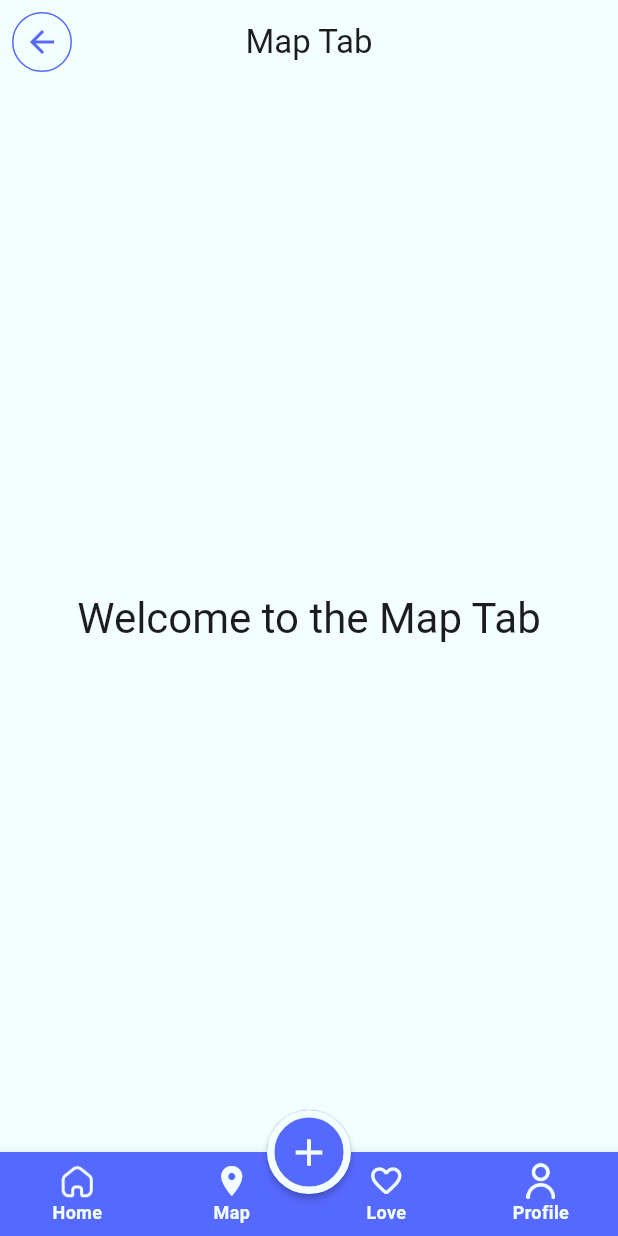
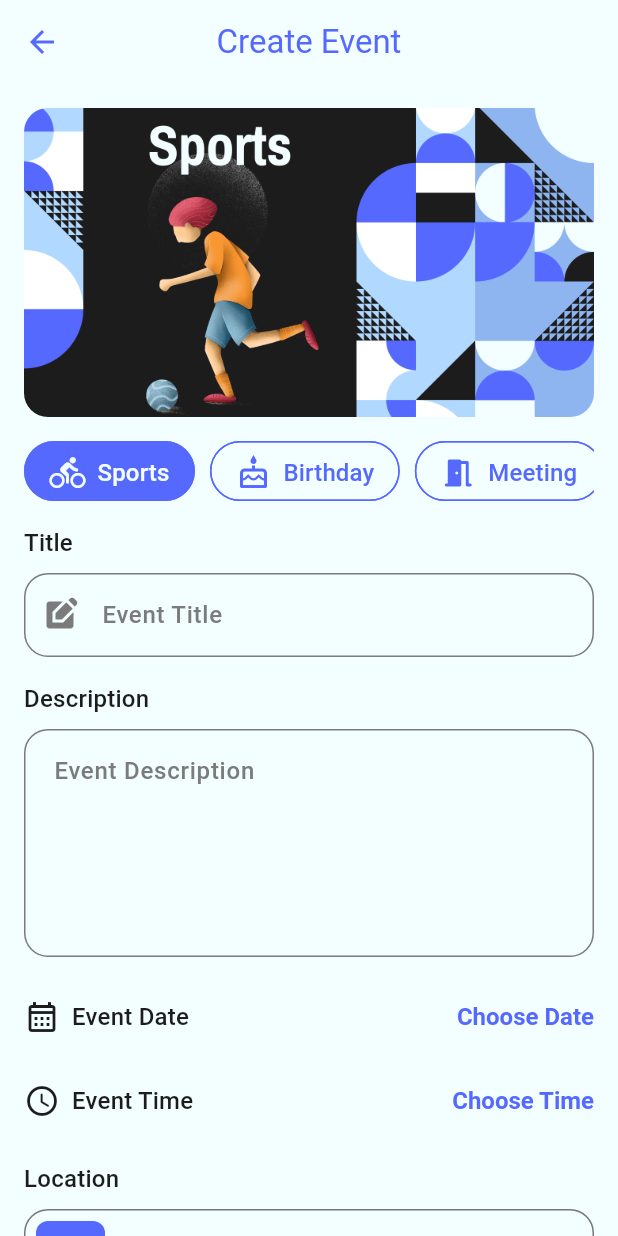
Before and after one commit to MohamadQotb/evently_app, a Flutter app: the MainScreen screen opened by its route, item 2 of the bottom bar chosen, after a tap on the "add" icon, on a phone screen of 412 x 824 dp. Run offline on Flutter 3.47's test engine with Material 3 defaults, Android fonts, the light colour scheme and no system bars; our stand-ins replace firebase_core, smooth_page_indicator, toggle_switch; accounts and stored records are empty.

Commit message:
complete add Ui

```diff
--- /dev/null
+++ b/lib/UI/create_event/create_event_screen.dart
@@ -0,0 +1,201 @@
+import 'package:evently_app/UI/main_screen/models/category_slider_model.dart';
+import 'package:evently_app/core/common/app_colors.dart';
+import 'package:flutter/material.dart';
+
+class CreateEventScreen extends StatefulWidget {
+  static const String routeName = '/createEvent';
+  const CreateEventScreen({super.key});
+
+  @override
+  State<CreateEventScreen> createState() => _CreateEventScreenState();
+}
+
+class _CreateEventScreenState extends State<CreateEventScreen> {
+  int selectedIndex = 0;
+  @override
+  Widget build(BuildContext context) {
+    return Scaffold(
+      appBar: AppBar(
+        title: Text(
+          'Create Event',
+          style: TextStyle(color: AppColors.mainColor),
+        ),
+        leading: InkWell(
+          child: Icon(
+            Icons.arrow_back,
+            color: AppColors.mainColor,
+          ),
+          onTap: () {
+            Navigator.pop(context);
+          },
+        ),
+      ),
+      body: ListView(
+        padding: EdgeInsets.all(16),
+        children: [
+          Column(
+            crossAxisAlignment: CrossAxisAlignment.start,
+            children: [
+              ClipRRect(
+                borderRadius: BorderRadius.circular(16),
+                child: Image.asset(
+                  CategorySliderModel.categories[selectedIndex + 1].category
+                      .getImages(),
+                  height: MediaQuery.of(context).size.height * 0.25,
+                  width: double.infinity,
+                  fit: BoxFit.cover,
+                ),
+              ),
+              const SizedBox(height: 16),
+              SizedBox(
+                height: 40,
+                child: ListView.separated(
+                  separatorBuilder: (context, index) =>
+                      const SizedBox(width: 10),
+                  itemCount: CategorySliderModel.categories.length - 1,
+                  scrollDirection: Axis.horizontal,
+                  itemBuilder: (context, index) => ChoiceChip(
+                    padding: EdgeInsets.symmetric(horizontal: 16, vertical: 8),
+                    labelPadding: EdgeInsets.zero,
+                    label: Row(
+                      children: [
+                        Icon(
+                          CategorySliderModel.categories[index + 1].icon,
+                          color: selectedIndex == index
+                              ? Theme.of(context).scaffoldBackgroundColor
+                              : AppColors.mainColor,
+                        ),
+                        const SizedBox(width: 8),
+                        Text(
+                          CategorySliderModel.categories[index + 1].title,
+                        )
+                      ],
+                    ),
+                    showCheckmark: false,
+                    selected: selectedIndex == index,
+                    onSelected: (value) {
+                      selectedIndex = index;
+                      setState(() {});
+                    },
+                    backgroundColor: selectedIndex == index
+                        ? AppColors.mainColor
+                        : Theme.of(context).scaffoldBackgroundColor,
+                    labelStyle: TextStyle(
+                      color: selectedIndex == index
+                          ? Theme.of(context).scaffoldBackgroundColor
+                          : AppColors.mainColor,
+                      fontSize: 16,
+                      fontWeight: FontWeight.w500,
+                    ),
+                    selectedColor: AppColors.mainColor,
+                    shape: RoundedRectangleBorder(
+                        borderRadius: BorderRadius.circular(46),
+                        side: BorderSide(
+                          color: AppColors.mainColor,
+                        )),
+                  ),
+                ),
+              ),
+              const SizedBox(height: 16),
+              Text(
+                'Title',
+                style: Theme.of(context).textTheme.titleMedium,
+              ),
+              const SizedBox(height: 8),
+              TextField(
+                decoration: InputDecoration(
+                    hintText: 'Event Title',
+                    prefixIcon: Icon(Icons.edit_square)),
+              ),
+              const SizedBox(height: 16),
+              Text(
+                'Description',
+                style: Theme.of(context).textTheme.titleMedium,
+              ),
+              const SizedBox(height: 8),
+              TextField(
+                maxLines: 5,
+                decoration: InputDecoration(
+                  hintText: 'Event Description',
+                ),
+              ),
+              const SizedBox(height: 16),
+              Row(
+                children: [
+                  Icon(
+                    Icons.calendar_month_outlined,
+                    color: Theme.of(context).textTheme.titleMedium!.color,
+                    size: 24,
+                  ),
+                  const SizedBox(width: 8),
+                  Text('Event Date',
+                      style: Theme.of(context).textTheme.titleMedium),
+                  Spacer(),
+                  TextButton(
+                      onPressed: () {},
+                      child: Text(
+                        'Choose Date',
+                        style: TextStyle(
+                            decoration: TextDecoration.none,
+                            fontStyle: FontStyle.normal),
+                      ))
+                ],
+              ),
+              const SizedBox(height: 8),
+              Row(
+                children: [
+                  Icon(
+                    Icons.access_time_rounded,
+                    color: Theme.of(context).textTheme.titleMedium!.color,
+                    size: 24,
+                  ),
+                  const SizedBox(width: 8),
+                  Text('Event Time',
+                      style: Theme.of(context).textTheme.titleMedium),
+                  Spacer(),
+                  TextButton(
+                      onPressed: () {},
+                      child: Text(
+                        'Choose Time',
+                        style: TextStyle(
+                            decoration: TextDecoration.none,
+                            fontStyle: FontStyle.normal),
+                      ))
+                ],
+              ),
+              const SizedBox(height: 16),
+              Text(
+                'Location',
+                style: Theme.of(context).textTheme.titleMedium,
+              ),
+              const SizedBox(height: 8),
+              OutlinedButton(
+                  style: OutlinedButton.styleFrom(padding: EdgeInsets.all(8)),
+                  onPressed: () {},
+                  child: Row(
+                    children: [
+                      Container(
+                        padding: EdgeInsets.all(12),
+                        decoration: BoxDecoration(
+                          color: AppColors.mainColor,
+                          borderRadius: BorderRadius.circular(8),
+                        ),
+                        child: Icon(Icons.my_location_sharp,
+                            size: 22,
+                            color: Theme.of(context).scaffoldBackgroundColor),
+                      ),
+                      const SizedBox(width: 8),
+                      Text('Choose Event Location'),
+                      Spacer(),
+                      Icon(Icons.arrow_forward_ios)
+                    ],
+                  )),
+              const SizedBox(height: 16),
+              ElevatedButton(onPressed: () {}, child: Text('Add Event'))
+            ],
+          ),
+        ],
+      ),
+    );
+  }
+}
--- a/lib/UI/main_screen/main_screen.dart
+++ b/lib/UI/main_screen/main_screen.dart
@@ -1,3 +1,4 @@
+import 'package:evently_app/UI/create_event/create_event_screen.dart';
 import 'package:evently_app/UI/main_screen/tabs/home_tab/home_tab.dart';
 import 'package:evently_app/UI/main_screen/tabs/love_tab/love_tab.dart';
 import 'package:evently_app/UI/main_screen/tabs/map_tab/map_tab.dart';
@@ -24,7 +25,9 @@ class _MainScreenState extends State<MainScreen> {
         child: Icon(
           Icons.add,
         ),
-        onPressed: () {},
+        onPressed: () {
+          Navigator.pushNamed(context, CreateEventScreen.routeName);
+        },
       ),
       floatingActionButtonLocation: FloatingActionButtonLocation.centerDocked,
       body: IndexedStack(
--- /dev/null
+++ b/lib/UI/main_screen/models/category_slider_model.dart
@@ -0,0 +1,103 @@
+import 'package:evently_app/core/common/app_assets.dart';
+import 'package:flutter/material.dart';
+
+class CategorySliderModel {
+  final CategoryValues category;
+  final String title;
+  final IconData icon;
+  CategorySliderModel({
+    required this.category,
+    required this.title,
+    required this.icon,
+  });
+  static List<CategorySliderModel> get categories => [
+        CategorySliderModel(
+          category: CategoryValues.all,
+          title: 'All',
+          icon: Icons.explore_outlined,
+        ),
+        CategorySliderModel(
+          category: CategoryValues.sports,
+          title: 'Sports',
+          icon: Icons.directions_bike_rounded,
+        ),
+        CategorySliderModel(
+          category: CategoryValues.birthday,
+          title: 'Birthday',
+          icon: Icons.cake_outlined,
+        ),
+        CategorySliderModel(
+          category: CategoryValues.meeting,
+          title: 'Meeting',
+          icon: Icons.meeting_room_rounded,
+        ),
+        CategorySliderModel(
+          category: CategoryValues.gaming,
+          title: 'Gaming',
+          icon: Icons.videogame_asset_rounded,
+        ),
+        CategorySliderModel(
+          category: CategoryValues.bookClub,
+          title: 'Book Club',
+          icon: Icons.menu_book_rounded,
+        ),
+        CategorySliderModel(
+          category: CategoryValues.eating,
+          title: 'Eating',
+          icon: Icons.restaurant_menu_rounded,
+        ),
+        CategorySliderModel(
+          category: CategoryValues.holiday,
+          title: 'Holiday',
+          icon: Icons.beach_access_rounded,
+        ),
+        CategorySliderModel(
+          category: CategoryValues.exhibtion,
+          title: 'Exhibition',
+          icon: Icons.photo_library_outlined,
+        ),
+        CategorySliderModel(
+          category: CategoryValues.workShop,
+          title: 'Work Shop',
+          icon: Icons.handyman_rounded,
+        ),
+      ];
+}
+
+enum CategoryValues {
+  all,
+  sports,
+  birthday,
+  meeting,
+  gaming,
+  bookClub,
+  eating,
+  holiday,
+  exhibtion,
+  workShop;
+
+  String getImages() {
+    switch (name) {
+      case 'sports':
+        return AppAssets.sportsCategoryImage;
+      case 'birthday':
+        return AppAssets.birthdayCategoryImage;
+      case 'meeting':
+        return AppAssets.meetingCategoryImage;
+      case 'gaming':
+        return AppAssets.gamingCategoryImage;
+      case 'bookClub':
+        return AppAssets.bookClubCategoryImage;
+      case 'eating':
+        return AppAssets.eatingCategoryImage;
+      case 'holiday':
+        return AppAssets.holidayCategoryImage;
+      case 'exhibtion':
+        return AppAssets.exhibitionCategoryImage;
+      case 'workShop':
+        return AppAssets.workShopCategoryImage;
+      default:
+        return '';
+    }
+  }
+}
--- /dev/null
+++ b/lib/UI/main_screen/models/event_model.dart
@@ -0,0 +1,28 @@
+import 'package:evently_app/UI/main_screen/models/category_slider_model.dart';
+
+class EventModel {
+  final CategoryValues categoryValue;
+  final String title;
+  final String description;
+  final DateTime date;
+  final bool isFavorite;
+  EventModel({
+    required this.isFavorite,
+    required this.categoryValue,
+    required this.title,
+    required this.description,
+    required this.date,
+  });
+  static List<EventModel> get dummyData => List.generate(
+        10,
+        (index) {
+          return EventModel(
+            isFavorite: index % 2 == 0,
+            categoryValue: CategoryValues.bookClub,
+            title: 'Event ${index + 1}',
+            description: 'This is a description for event ${index + 1}.',
+            date: DateTime.now().add(Duration(days: index)),
+          );
+        },
+      );
+}
--- a/lib/UI/main_screen/tabs/home_tab/views/events_view.dart
+++ b/lib/UI/main_screen/tabs/home_tab/views/events_view.dart
@@ -1,3 +1,4 @@
+import 'package:evently_app/UI/main_screen/models/event_model.dart';
 import 'package:evently_app/UI/main_screen/widgets/event_card_widget.dart';
 import 'package:flutter/material.dart';
 
@@ -11,10 +12,12 @@ class EventsView extends StatelessWidget {
           horizontal: 16,
           vertical: 4,
         ),
-        itemBuilder: (context, index) => EventCardWidget(),
+        itemBuilder: (context, index) => EventCardWidget(
+              index: index,
+            ),
         separatorBuilder: (context, index) => SizedBox(
               height: 6,
             ),
-        itemCount: 10);
+        itemCount: EventModel.dummyData.length);
   }
 }
--- a/lib/UI/main_screen/widgets/event_card_widget.dart
+++ b/lib/UI/main_screen/widgets/event_card_widget.dart
@@ -1,9 +1,14 @@
+import 'dart:math';
+
+import 'package:evently_app/UI/main_screen/models/event_model.dart';
 import 'package:evently_app/core/common/app_assets.dart';
 import 'package:evently_app/core/common/app_colors.dart';
 import 'package:flutter/material.dart';
+import 'package:intl/intl.dart';
 
 class EventCardWidget extends StatelessWidget {
-  const EventCardWidget({super.key});
+  const EventCardWidget({super.key, required this.index});
+  final int index;
 
   @override
   Widget build(BuildContext context) {
@@ -15,7 +20,7 @@ class EventCardWidget extends StatelessWidget {
       decoration: BoxDecoration(
           image: DecorationImage(
               image: AssetImage(
-                AppAssets.sportsCategoryImage,
+                EventModel.dummyData[index].categoryValue.getImages(),
               ),
               fit: BoxFit.fill),
           borderRadius: BorderRadius.circular(16)),
@@ -31,7 +36,7 @@ class EventCardWidget extends StatelessWidget {
             ),
             child: Text(
               textAlign: TextAlign.center,
-              '21\nNov',
+              DateFormat('dd\nMMM').format(EventModel.dummyData[index].date),
               style: TextStyle(
                   height: 0,
                   fontSize: 20,
@@ -49,11 +54,13 @@ class EventCardWidget extends StatelessWidget {
               mainAxisAlignment: MainAxisAlignment.spaceBetween,
               children: [
                 Text(
-                  'This is a Birthday Party',
+                  EventModel.dummyData[index].title,
                   style: Theme.of(context).textTheme.bodyLarge,
                 ),
                 Icon(
-                  Icons.favorite_border,
+                  EventModel.dummyData[index].isFavorite
+                      ? Icons.favorite
+                      : Icons.favorite_border,
                   color: AppColors.mainColor,
                   size: 24,
                 ),
--- a/lib/core/common/app_assets.dart
+++ b/lib/core/common/app_assets.dart
@@ -8,8 +8,26 @@ class AppAssets {
   static const String appLogo = 'assets/Logo.png';
   static const String resetPasswordImage =
       'assets/images/resetPasswordImage.png';
+
+  //category images
   static const String sportsCategoryImage =
-      'assets/images/sportCategoryImage.png';
+      'assets/category_images/sportCategoryImage.png';
+  static const String birthdayCategoryImage =
+      'assets/category_images/birthdayCategoryImage.png';
+  static const String meetingCategoryImage =
+      'assets/category_images/meetingCategoryImage.png';
+  static const String gamingCategoryImage =
+      'assets/category_images/gamingCategoryImage.png';
+  static const String bookClubCategoryImage =
+      'assets/category_images/bookClubCategoryImage.png';
+  static const String eatingCategoryImage =
+      'assets/category_images/eatingCategoryImage.png';
+  static const String holidayCategoryImage =
+      'assets/category_images/holidayCategoryImage.png';
+  static const String exhibitionCategoryImage =
+      'assets/category_images/exhibtionCategoryImage.png';
+  static const String workShopCategoryImage =
+      'assets/category_images/workshopCategoryImage.png';
 
   //iconsss
   static const String lrIcon = 'assets/icons/LR.png';
--- a/lib/core/common/widgets/category_slider.dart
+++ b/lib/core/common/widgets/category_slider.dart
@@ -1,3 +1,4 @@
+import 'package:evently_app/UI/main_screen/models/category_slider_model.dart';
 import 'package:flutter/material.dart';
 
 class CategorySlider extends StatefulWidget {
@@ -21,13 +22,13 @@ class _CategorySliderState extends State<CategorySlider> {
           label: Row(
             children: [
               Icon(
-                Icons.explore_outlined,
+                CategorySliderModel.categories[index].icon,
                 color: selectedIndex == index
                     ? Theme.of(context).focusColor
                     : Theme.of(context).primaryColorLight,
               ),
               const SizedBox(width: 8),
-              Text('All')
+              Text(CategorySliderModel.categories[index].title)
             ],
           ),
           showCheckmark: false,
@@ -53,7 +54,7 @@ class _CategorySliderState extends State<CategorySlider> {
                 color: Theme.of(context).primaryColorDark,
               )),
         ),
-        itemCount: 10,
+        itemCount: CategorySliderModel.categories.length,
         scrollDirection: Axis.horizontal,
       ),
     );
--- a/lib/main.dart
+++ b/lib/main.dart
@@ -1,6 +1,7 @@
 import 'package:evently_app/UI/auth/forget_password_screen.dart';
 import 'package:evently_app/UI/auth/login_screen/login_screen.dart';
 import 'package:evently_app/UI/auth/regester_screen/regester_screen.dart';
+import 'package:evently_app/UI/create_event/create_event_screen.dart';
 import 'package:evently_app/UI/main_screen/main_screen.dart';
 import 'package:evently_app/UI/onBoarding/on_boarding_screen.dart';
 import 'package:evently_app/UI/personalization_screen.dart';
@@ -35,6 +36,7 @@ class MyApp extends StatelessWidget {
         ForgetPasswordScreen.routeName: (context) =>
             const ForgetPasswordScreen(),
         MainScreen.routeName: (context) => const MainScreen(),
+        CreateEventScreen.routeName: (context) => const CreateEventScreen(),
       },
       title: 'Flutter Demo',
       theme: AppTheme.lightTheme,
--- a/pubspec.yaml
+++ b/pubspec.yaml
@@ -40,6 +40,7 @@ dependencies:
   provider: ^6.1.5
   smooth_page_indicator: ^1.2.1
   firebase_core: ^3.13.1
+  intl: ^0.20.2
 
 dev_dependencies:
   flutter_test:
@@ -68,6 +69,7 @@ flutter:
     - assets/
     - assets/icons/
     - assets/images/
+    - assets/category_images/
 
   # An image asset can refer to one or more resolution-specific "variants", see
   # https://flutter.dev/to/resolution-aware-images
```
Also changed, not shown: assets/category_images/birthdayCategoryImage.png (added), assets/category_images/bookClubCategoryImage.png (added), assets/category_images/exhibtionCategoryImage.png (added), assets/category_images/gamingCategoryImage.png (added), assets/category_images/sportCategoryImage.png (added), pubspec.lock, 5 other files.
